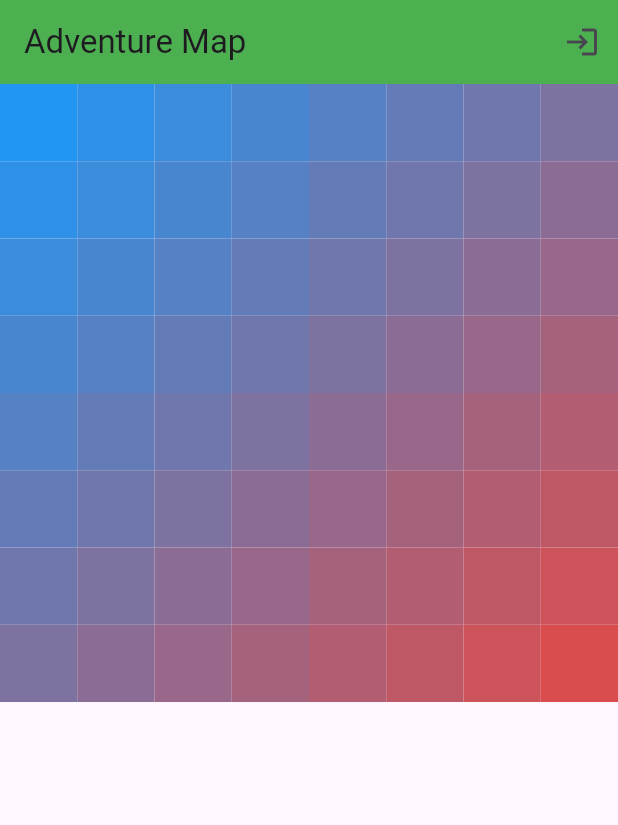
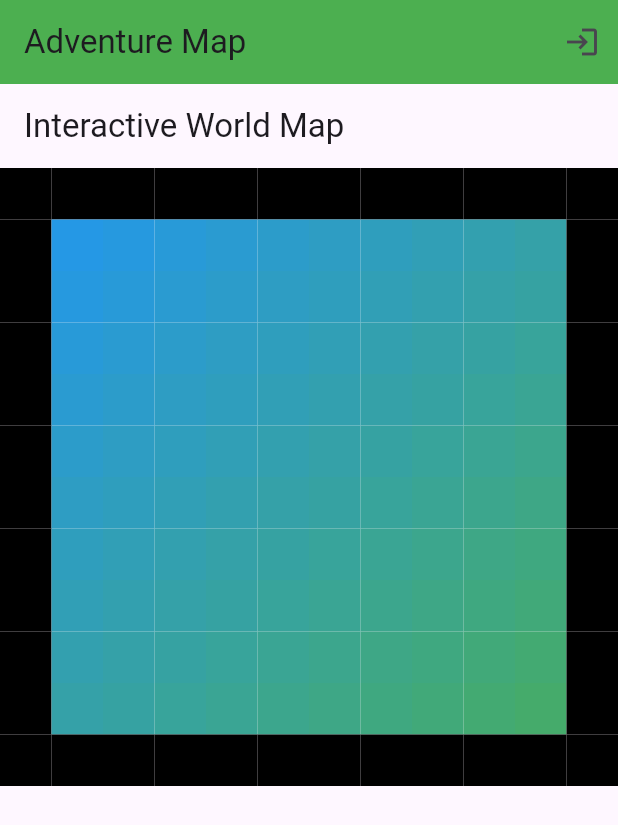
Before and after one commit to Dandjix/adventureMap, a Flutter app: the screen it shows after launch, on a phone screen of 412 x 824 dp. Shown: the top 825 px of the screen. Run offline on Flutter 3.47's test engine with Material 3 defaults, Android fonts, the light colour scheme and no system bars; our stand-ins replace flutter_dotenv, flutter_secure_storage, go_router.

Commit message:
painter map

```diff
--- a/adventure_map_app/lib/pages/map/world_map.dart
+++ b/adventure_map_app/lib/pages/map/world_map.dart
@@ -1,5 +1,6 @@
 import 'package:flutter/material.dart';
 
+// Function to generate a gradient based on coordinates
 Color generateGradient(
     int x, int y, int maxX, int maxY, Color startColor, Color endColor) {
   // Normalize x and y between 0 and 1
@@ -13,25 +14,77 @@ Color generateGradient(
   return Color.lerp(startColor, endColor, t)!;
 }
 
+class WorldMapPainter extends CustomPainter {
+  final int dimension;
+  final Color startColor;
+  final Color endColor;
+
+  WorldMapPainter({
+    required this.dimension,
+    required this.startColor,
+    required this.endColor,
+  });
+
+  @override
+  void paint(Canvas canvas, Size size) {
+    final double tileSize = size.width / dimension; // Assuming square tiles
+    final paint = Paint();
+
+    // Draw each tile with its gradient color
+    for (int y = 0; y < dimension; y++) {
+      for (int x = 0; x < dimension; x++) {
+        if (x == 0 || y == 0 || x == dimension - 1 || y == dimension - 1) {
+          paint.color = Colors.black;
+        } else {
+          // Generate the gradient color for this tile
+          paint.color = generateGradient(
+              x, y, dimension, dimension, startColor, endColor);
+        }
+
+        // Draw the tile at (x, y)
+        canvas.drawRect(
+          Rect.fromLTWH(x * tileSize, y * tileSize, tileSize, tileSize),
+          paint,
+        );
+      }
+    }
+  }
+
+  @override
+  bool shouldRepaint(covariant CustomPainter oldDelegate) => false;
+}
+
 class WorldMap extends StatelessWidget {
   const WorldMap({super.key});
 
-  final int dimension = 8;
+  final int dimension = 12; // Adjust dimension as needed
 
   @override
   Widget build(BuildContext context) {
-    List<Widget> children = <Widget>[];
+    return Scaffold(
+      appBar: AppBar(
+        title: const Text('Interactive World Map'),
+      ),
+      body: LayoutBuilder(
+        builder: (context, constraints) {
+          final double size = constraints.maxWidth; // Available width
 
-    for (var i = 0; i < dimension; i++) {
-      for (var j = 0; j < dimension; j++) {
-        children.add(Container(
-          color: generateGradient(
-              i, j, dimension, dimension, Colors.blue, Colors.red),
-        ));
-      }
-    }
-
-    return GridView.count(
-        primary: false, crossAxisCount: dimension, children: children);
+          return InteractiveViewer(
+            panEnabled: true,
+            scaleEnabled: true,
+            minScale: 1, // Allow zooming out
+            maxScale: 40.0, // Allow zooming in
+            child: CustomPaint(
+              size: Size(size, size), // Dynamically adjust the size of the map
+              painter: WorldMapPainter(
+                dimension: dimension,
+                startColor: Colors.blue, // Start color (e.g., for water)
+                endColor: Colors.green, // End color (e.g., for land)
+              ),
+            ),
+          );
+        },
+      ),
+    );
   }
 }
```
Also changed, not shown: adventure_map_app/lib/map/map.png (added).
